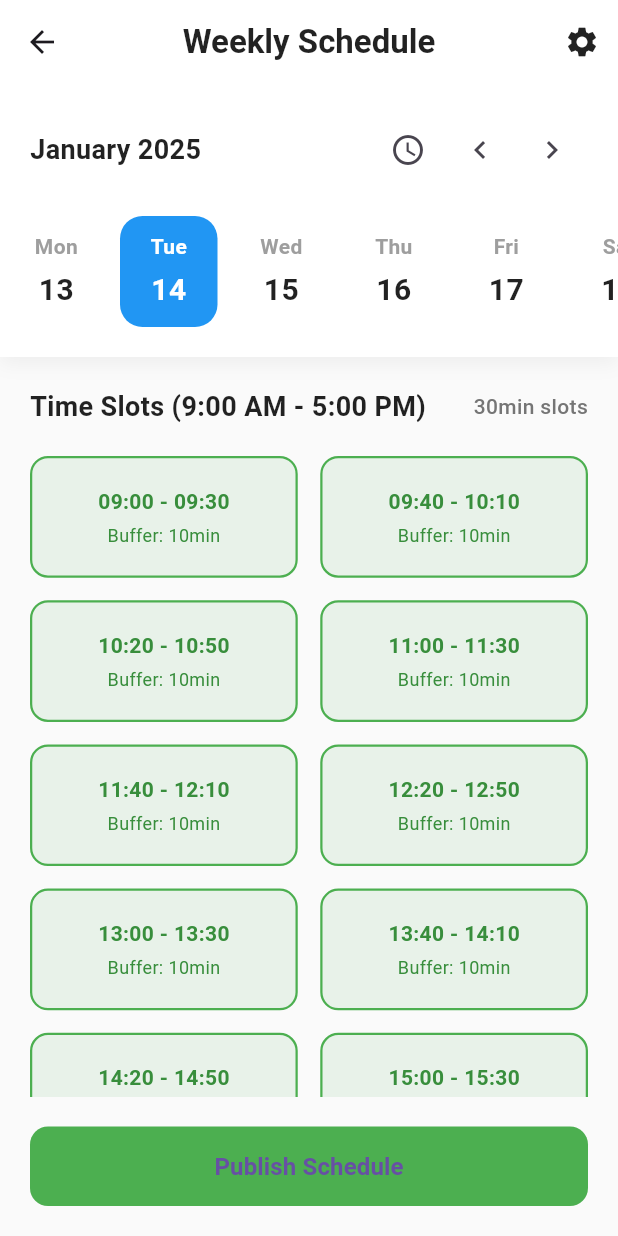
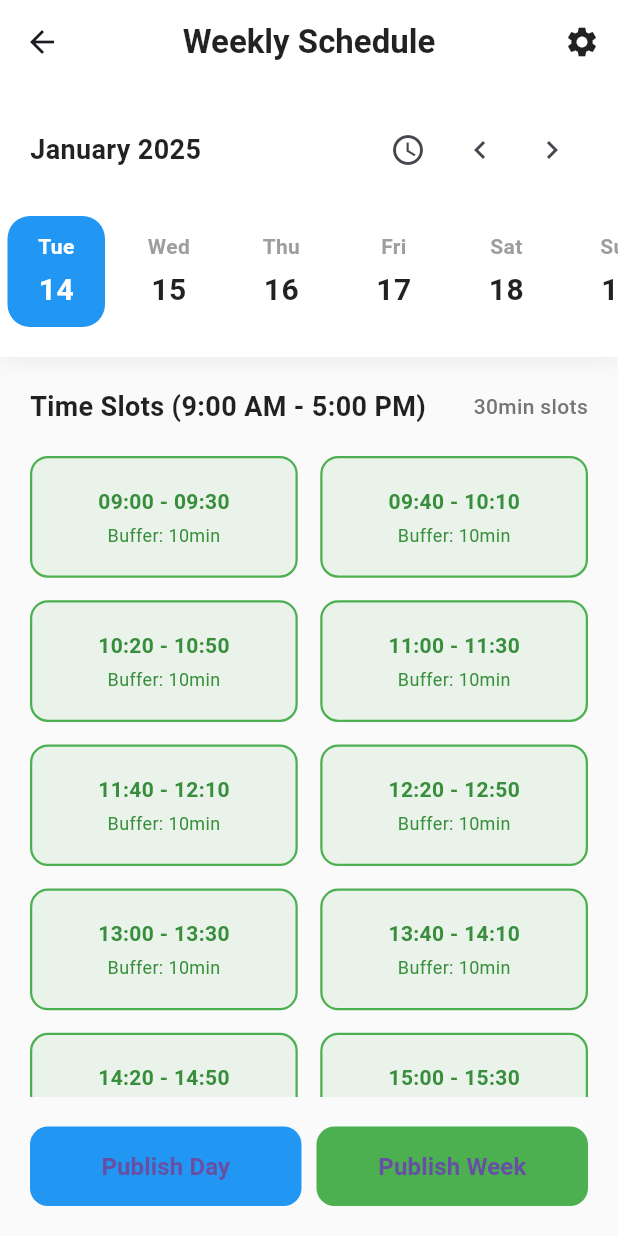
Before and after one commit to m0hit-kumar/booknow, a Flutter app: the DoctorWeeklySlotPage screen opened directly, after a tap on the "chevron left" icon, after a tap on the "chevron right" icon, on a phone screen of 412 x 824 dp. Run offline on Flutter 3.47's test engine with Material 3 defaults, Android fonts, the light colour scheme and no system bars; our stand-ins replace cloud_firestore, firebase_auth, firebase_core; accounts and stored records are empty.

Commit message:
slots added  for doctor

```diff
--- a/lib/screens/auth_screen.dart
+++ b/lib/screens/auth_screen.dart
@@ -68,7 +68,7 @@ class _AuthScreenState extends State<AuthScreen> {
         } else {
           // Show error message
           ScaffoldMessenger.of(context).showSnackBar(
-            SnackBar(content: Text(result['message'])),
+            SnackBar(backgroundColor:Colors.red,content: Text(result['message'])),
           );
         }
       }
--- a/lib/screens/doctor_slots_page.dart
+++ b/lib/screens/doctor_slots_page.dart
@@ -8,7 +8,7 @@ class DoctorWeeklySlotPage extends StatefulWidget {
   const DoctorWeeklySlotPage({super.key, required this.doctorId});
 
   @override
-  _DoctorWeeklySlotPageState createState() => _DoctorWeeklySlotPageState();
+  State<DoctorWeeklySlotPage> createState() => _DoctorWeeklySlotPageState();
 }
 
 class _DoctorWeeklySlotPageState extends State<DoctorWeeklySlotPage> {
@@ -24,6 +24,7 @@ class _DoctorWeeklySlotPageState extends State<DoctorWeeklySlotPage> {
   Map<String, List<String>> generatedSlots = {};
   Map<String, Map<String, bool>> slotAvailability = {};
   Map<String, Map<String, int>> slotBuffers = {};
+  Map<String, Map<String, bool>> bookedSlots = {}; // Track booked slots
 
   @override
   void initState() {
@@ -38,13 +39,13 @@ class _DoctorWeeklySlotPageState extends State<DoctorWeeklySlotPage> {
       final doc = await _firestore.collection('appointments').doc(widget.doctorId).get();
       if (doc.exists) {
         final data = doc.data() as Map<String, dynamic>;
-        // Load existing configuration if available
+
+        // Load settings
         if (data.containsKey('settings')) {
           final settings = data['settings'] as Map<String, dynamic>;
           setState(() {
             slotDuration = settings['slotDuration'] ?? 30;
             bufferTime = settings['defaultBuffer'] ?? 10;
-            // Parse time strings back to TimeOfDay
             final startTimeStr = settings['startTime']?.split(':');
             final endTimeStr = settings['endTime']?.split(':');
             if (startTimeStr != null && startTimeStr.length == 2) {
@@ -61,7 +62,35 @@ class _DoctorWeeklySlotPageState extends State<DoctorWeeklySlotPage> {
             }
           });
         }
-        _generateTimeSlots();
+
+        // Load existing slots and their status
+        if (data.containsKey('slots')) {
+          final slots = data['slots'] as Map<String, dynamic>;
+          slots.forEach((date, slotList) {
+            if (slotList is List) {
+              bookedSlots[date] = {};
+              slotAvailability[date] = {};
+              slotBuffers[date] = {};
+
+              for (var slotData in slotList) {
+                if (slotData is Map) {
+                  final time = slotData['time'] as String;
+                  final isAvailable = slotData['isAvailable'] as bool;
+                  final isBooked = slotData['isBooked'] ?? false;
+                  final bufferTime = slotData['bufferTime'] as int;
+
+                  if (isBooked) {
+                    bookedSlots[date]![time] = true;
+                  }
+                  slotAvailability[date]![time] = isAvailable;
+                  slotBuffers[date]![time] = bufferTime;
+                }
+              }
+            }
+          });
+        }
+
+        _generateTimeSlots(preserveExisting: true);
       }
     } catch (e) {
       print('Error loading existing slots: $e');
@@ -69,20 +98,23 @@ class _DoctorWeeklySlotPageState extends State<DoctorWeeklySlotPage> {
   }
 
   void _generateWeekDates() {
+    DateTime today = DateTime.now();
     DateTime monday = selectedDate.subtract(
       Duration(days: selectedDate.weekday - 1),
     );
+
+    // Ensure we don't generate dates before today
+    if (monday.isBefore(today)) {
+      monday = today;
+    }
+
     weekDates = List.generate(7, (index) => monday.add(Duration(days: index)));
   }
 
-  String _timeOfDayToString(TimeOfDay time) {
-    return '${time.hour.toString().padLeft(2, '0')}:${time.minute.toString().padLeft(2, '0')}';
-  }
-
-  void _generateTimeSlots() {
-    generatedSlots.clear();
-    slotAvailability.clear();
-    slotBuffers.clear();
+  void _generateTimeSlots({bool preserveExisting = false}) {
+    Map<String, List<String>> newGeneratedSlots = {};
+    Map<String, Map<String, bool>> newSlotAvailability = {};
+    Map<String, Map<String, int>> newSlotBuffers = {};
 
     for (DateTime date in weekDates) {
       String dateStr = DateFormat('yyyy-MM-dd').format(date);
@@ -98,18 +130,91 @@ class _DoctorWeeklySlotPageState extends State<DoctorWeeklySlotPage> {
         String slot = '${_minutesToTimeString(startMinutes)} - ${_minutesToTimeString(endSlotMinutes)}';
 
         dailySlots.add(slot);
+
+        // Preserve existing slot settings or use defaults
+        if (preserveExisting && slotAvailability.containsKey(dateStr) && slotAvailability[dateStr]!.containsKey(slot)) {
+          dailyAvailability[slot] = slotAvailability[dateStr]![slot]!;
+          dailyBuffers[slot] = slotBuffers[dateStr]![slot]!;
+        } else {
           dailyAvailability[slot] = true;
           dailyBuffers[slot] = bufferTime;
+        }
 
         startMinutes = endSlotMinutes + bufferTime;
       }
 
-      generatedSlots[dateStr] = dailySlots;
-      slotAvailability[dateStr] = dailyAvailability;
-      slotBuffers[dateStr] = dailyBuffers;
+      newGeneratedSlots[dateStr] = dailySlots;
+      newSlotAvailability[dateStr] = dailyAvailability;
+      newSlotBuffers[dateStr] = dailyBuffers;
     }
-    setState(() {});
+
+    setState(() {
+      generatedSlots = newGeneratedSlots;
+      slotAvailability = newSlotAvailability;
+      slotBuffers = newSlotBuffers;
+    });
   }
+
+  bool _isPastDate(String dateStr) {
+    final date = DateFormat('yyyy-MM-dd').parse(dateStr);
+    final today = DateTime.now();
+    return date.isBefore(DateTime(today.year, today.month, today.day));
+  }
+
+  Future<void> _publishSlots({bool weeklyPublish = false}) async {
+    try {
+      final slots = {};
+      final dates = weeklyPublish ? weekDates : [selectedDate];
+
+      for (DateTime date in dates) {
+        String dateStr = DateFormat('yyyy-MM-dd').format(date);
+
+        // Skip past dates
+        if (_isPastDate(dateStr)) continue;
+
+        slots[dateStr] = generatedSlots[dateStr]?.map((slot) {
+          // Preserve booked status
+          bool isBooked = bookedSlots[dateStr]?[slot] ?? false;
+          return {
+            'time': slot,
+            'isAvailable': isBooked ? false : (slotAvailability[dateStr]?[slot] ?? false),
+            'isBooked': isBooked,
+            'bufferTime': slotBuffers[dateStr]?[slot] ?? bufferTime,
+          };
+        }).toList();
+      }
+
+      await _firestore.collection('appointments').doc(widget.doctorId).set({
+        'slots': slots,
+        'settings': {
+          'slotDuration': slotDuration,
+          'defaultBuffer': bufferTime,
+          'startTime': _timeOfDayToString(startTime),
+          'endTime': _timeOfDayToString(endTime),
+        },
+        'updatedAt': FieldValue.serverTimestamp(),
+      }, SetOptions(merge: true));
+
+      ScaffoldMessenger.of(context).showSnackBar(
+        SnackBar(
+          content: Text('Schedule published successfully!'),
+          backgroundColor: Colors.green,
+        ),
+      );
+    } catch (e) {
+      ScaffoldMessenger.of(context).showSnackBar(
+        SnackBar(
+          content: Text('Failed to publish schedule: $e'),
+          backgroundColor: Colors.red,
+        ),
+      );
+    }
+  }
+
+  String _timeOfDayToString(TimeOfDay time) {
+    return '${time.hour.toString().padLeft(2, '0')}:${time.minute.toString().padLeft(2, '0')}';
+  }
+
 
   String _minutesToTimeString(int minutes) {
     int hours = minutes ~/ 60;
@@ -124,7 +229,7 @@ class _DoctorWeeklySlotPageState extends State<DoctorWeeklySlotPage> {
     );
     if (newStartTime != null) {
       final TimeOfDay? newEndTime = await showTimePicker(
-        context: context,
+        context:  context,
         initialTime: endTime,
       );
       if (newEndTime != null) {
@@ -227,47 +332,11 @@ class _DoctorWeeklySlotPageState extends State<DoctorWeeklySlotPage> {
     );
   }
 
-  Future<void> _publishSlots() async {
-    try {
-      final slots = {};
-      for (String date in generatedSlots.keys) {
-        slots[date] = generatedSlots[date]?.map((slot) => {
-          'time': slot,
-          'isAvailable': slotAvailability[date]?[slot] ?? false,
-          'bufferTime': slotBuffers[date]?[slot] ?? bufferTime,
-        }).toList();
-      }
-
-      await _firestore.collection('appointments').doc(widget.doctorId).set({
-        'slots': slots,
-        'settings': {
-          'slotDuration': slotDuration,
-          'defaultBuffer': bufferTime,
-          'startTime': _timeOfDayToString(startTime),
-          'endTime': _timeOfDayToString(endTime),
-        },
-        'updatedAt': FieldValue.serverTimestamp(),
-      }, SetOptions(merge: true));
-
-      ScaffoldMessenger.of(context).showSnackBar(
-        SnackBar(
-          content: Text('Schedule published successfully!'),
-          backgroundColor: Colors.green,
-        ),
-      );
-    } catch (e) {
-      ScaffoldMessenger.of(context).showSnackBar(
-        SnackBar(
-          content: Text('Failed to publish schedule: $e'),
-          backgroundColor: Colors.red,
-        ),
-      );
-    }
-  }
 
   @override
   Widget build(BuildContext context) {
      String dateStr = DateFormat('yyyy-MM-dd').format(selectedDate);
+    bool isPastDate = _isPastDate(dateStr);
 
     return Scaffold(
       backgroundColor: Colors.grey[50],
@@ -298,7 +367,7 @@ class _DoctorWeeklySlotPageState extends State<DoctorWeeklySlotPage> {
               color: Colors.white,
               boxShadow: [
                 BoxShadow(
-                  color: Colors.black.withOpacity(0.05),
+                  color: Colors.black.withValues(alpha:0.05),
                   blurRadius: 10,
                   offset: Offset(0, 4),
                 ),
@@ -440,19 +509,29 @@ class _DoctorWeeklySlotPageState extends State<DoctorWeeklySlotPage> {
                       itemCount: generatedSlots[dateStr]?.length ?? 0,
                       itemBuilder: (context, index) {
                         String slot = generatedSlots[dateStr]![index];
+                        bool isBooked = bookedSlots[dateStr]?[slot] ?? false;
                         bool isAvailable = slotAvailability[dateStr]?[slot] ?? true;
+
                         return GestureDetector(
-                          onTap: () {
+                          onTap: isBooked || isPastDate ? null : () {
                             setState(() {
                               slotAvailability[dateStr]?[slot] = !isAvailable;
                             });
                           },
-                          onLongPress: () => _setBufferTime(dateStr, slot),
+                          onLongPress: isBooked || isPastDate ? null : () => _setBufferTime(dateStr, slot),
                           child: Container(
                             decoration: BoxDecoration(
-                              color:  isAvailable ? Colors.green.withOpacity(0.1) : Colors.red.withOpacity(0.1),
+                              color: isBooked
+                                  ? Colors.grey.withValues(alpha:0.1)
+                                  : isAvailable
+                                      ? Colors.green.withValues(alpha:0.1)
+                                      : Colors.red.withValues(alpha:0.1),
                               border: Border.all(
-                                color: isAvailable ? Colors.green : Colors.red,
+                                color: isBooked
+                                    ? Colors.grey
+                                    : isAvailable
+                                        ? Colors.green
+                                        : Colors.red,
                                 width: 1.5,
                               ),
                               borderRadius: BorderRadius.circular(12),
@@ -463,15 +542,25 @@ class _DoctorWeeklySlotPageState extends State<DoctorWeeklySlotPage> {
                                 Text(
                                   slot,
                                   style: TextStyle(
-                                    color: isAvailable ? Colors.green.shade700 : Colors.red.shade700,
+                                    color: isBooked
+                                        ? Colors.grey.shade700
+                                        : isAvailable
+                                            ? Colors.green.shade700
+                                            : Colors.red.shade700,
                                     fontWeight: FontWeight.w600,
                                   ),
                                 ),
                                 SizedBox(height: 4),
                                 Text(
-                                  'Buffer: ${slotBuffers[dateStr]?[slot] ?? bufferTime}min',
+                                  isBooked
+                                      ? 'Booked'
+                                      : 'Buffer: ${slotBuffers[dateStr]?[slot] ?? bufferTime}min',
                                   style: TextStyle(
-                                    color: isAvailable ? Colors.green.shade700 : Colors.red.shade700,
+                                    color: isBooked
+                                        ? Colors.grey.shade700
+                                        : isAvailable
+                                            ? Colors.green.shade700
+                                            : Colors.red.shade700,
                                     fontSize: 12,
                                   ),
                                 ),
@@ -484,13 +573,35 @@ class _DoctorWeeklySlotPageState extends State<DoctorWeeklySlotPage> {
             ),
           ),
 
-          // Publish Button
-          Padding(
+          // Publish Buttons
+          if (!isPastDate) Padding(
             padding: EdgeInsets.all(20),
-            child: SizedBox(
-              width: double.infinity,
+            child: Row(
+              children: [
+                Expanded(
                   child: ElevatedButton(
-                onPressed: _publishSlots,
+                    onPressed: () => _publishSlots(weeklyPublish: false),
+                    style: ElevatedButton.styleFrom(
+                      backgroundColor: Colors.blue,
+                      padding: EdgeInsets.symmetric(vertical: 15),
+                      shape: RoundedRectangleBorder(
+                        borderRadius: BorderRadius.circular(12),
+                      ),
+                      elevation: 0,
+                    ),
+                    child: Text(
+                      'Publish Day',
+                      style: TextStyle(
+                        fontSize: 16,
+                        fontWeight: FontWeight.bold,
+                      ),
+                    ),
+                  ),
+                ),
+                SizedBox(width: 10),
+                Expanded(
+                  child: ElevatedButton(
+                    onPressed: () => _publishSlots(weeklyPublish: true),
                     style: ElevatedButton.styleFrom(
                       backgroundColor: Colors.green,
                       padding: EdgeInsets.symmetric(vertical: 15),
@@ -500,7 +611,7 @@ class _DoctorWeeklySlotPageState extends State<DoctorWeeklySlotPage> {
                       elevation: 0,
                     ),
                     child: Text(
-                  'Publish Schedule',
+                      'Publish Week',
                       style: TextStyle(
                         fontSize: 16,
                         fontWeight: FontWeight.bold,
@@ -508,6 +619,8 @@ class _DoctorWeeklySlotPageState extends State<DoctorWeeklySlotPage> {
                     ),
                   ),
                 ),
+              ],
+            ),
           ),
         ],
       ),
--- a/pubspec.yaml
+++ b/pubspec.yaml
@@ -38,6 +38,7 @@ dependencies:
   firebase_auth: ^5.4.0
   cloud_firestore: ^5.6.1
   intl: ^0.20.1
+  table_calendar: ^3.2.0
 
 dev_dependencies:
   flutter_test:
```
Also changed, not shown: lib/screens/doctor_profile_page.dart (added, +242 -0 lines), pubspec.lock. Lines whose indentation alone changed are shown as unchanged.
